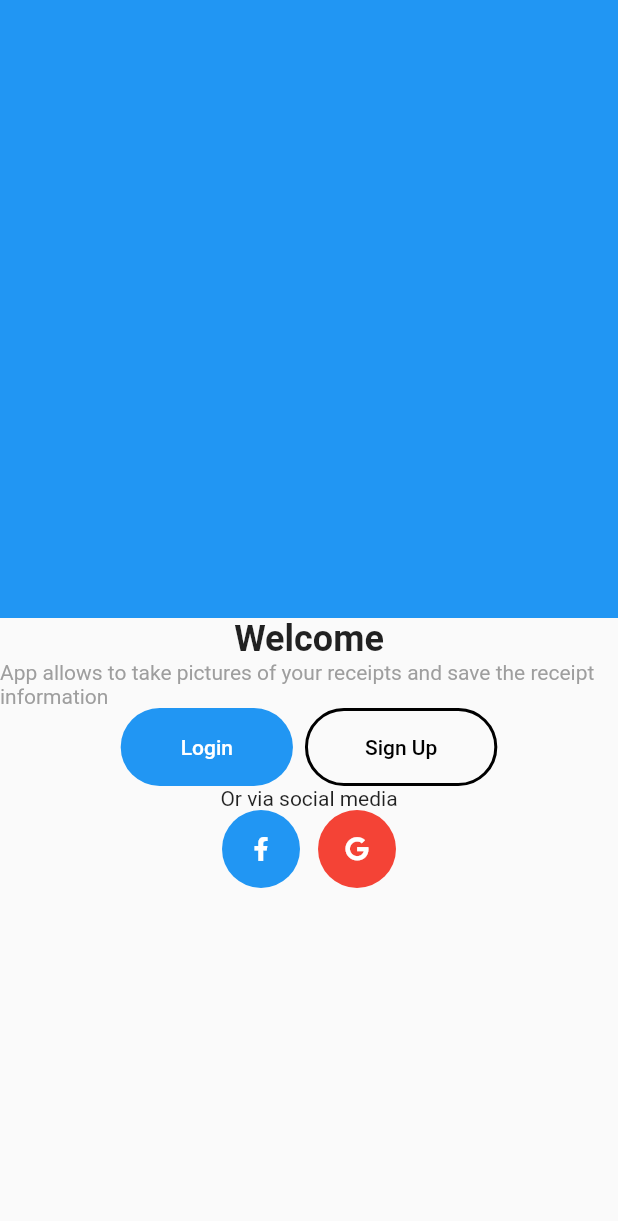
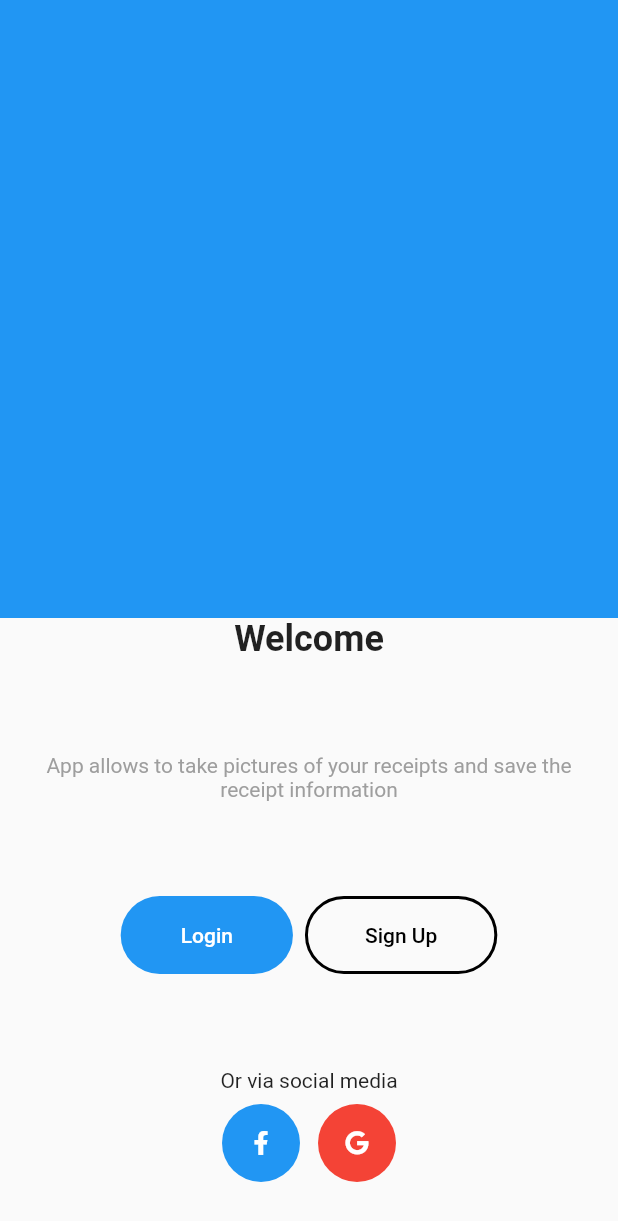
Before and after one commit to mivoligo/ui_practice_sing_up, a Flutter app: the screen it shows after launch, on a phone screen of 412 x 824 dp. Shown: the top 1221 px of the screen. Run offline on Flutter 3.47's test engine with Material 2 defaults, Android fonts, the light colour scheme and no system bars; our stand-ins replace font_awesome_flutter.

Commit message:
Add spacing to widgets on the welcome screen

```diff
--- a/lib/ui/welcome_screen.dart
+++ b/lib/ui/welcome_screen.dart
@@ -15,6 +15,7 @@ class WelcomeScreen extends StatelessWidget {
           ),
           Expanded(
             child: Column(
+              mainAxisAlignment: MainAxisAlignment.spaceBetween,
               children: [
                 const Text(
                   'Welcome',
@@ -23,10 +24,14 @@ class WelcomeScreen extends StatelessWidget {
                     fontWeight: FontWeight.bold,
                   ),
                 ),
-                const Text(
+                const Padding(
+                  padding: EdgeInsets.symmetric(horizontal: 16.0),
+                  child: Text(
                     'App allows to take pictures of your'
                     ' receipts and save the receipt information',
                     style: TextStyle(color: Colors.grey),
+                    textAlign: TextAlign.center,
+                  ),
                 ),
                 Row(
                   mainAxisSize: MainAxisSize.min,
@@ -60,7 +65,10 @@ class WelcomeScreen extends StatelessWidget {
                     ),
                   ],
                 ),
+                Column(
+                  children: [
                     const Text('Or via social media'),
+                    const SizedBox(height: 8.0),
                     Row(
                       mainAxisSize: MainAxisSize.min,
                       children: [
@@ -76,6 +84,9 @@ class WelcomeScreen extends StatelessWidget {
                         ),
                       ],
                     ),
+                    const SizedBox(height: 36.0),
+                  ],
+                ),
               ],
             ),
           ),
```
Lines whose indentation alone changed are shown as unchanged.
